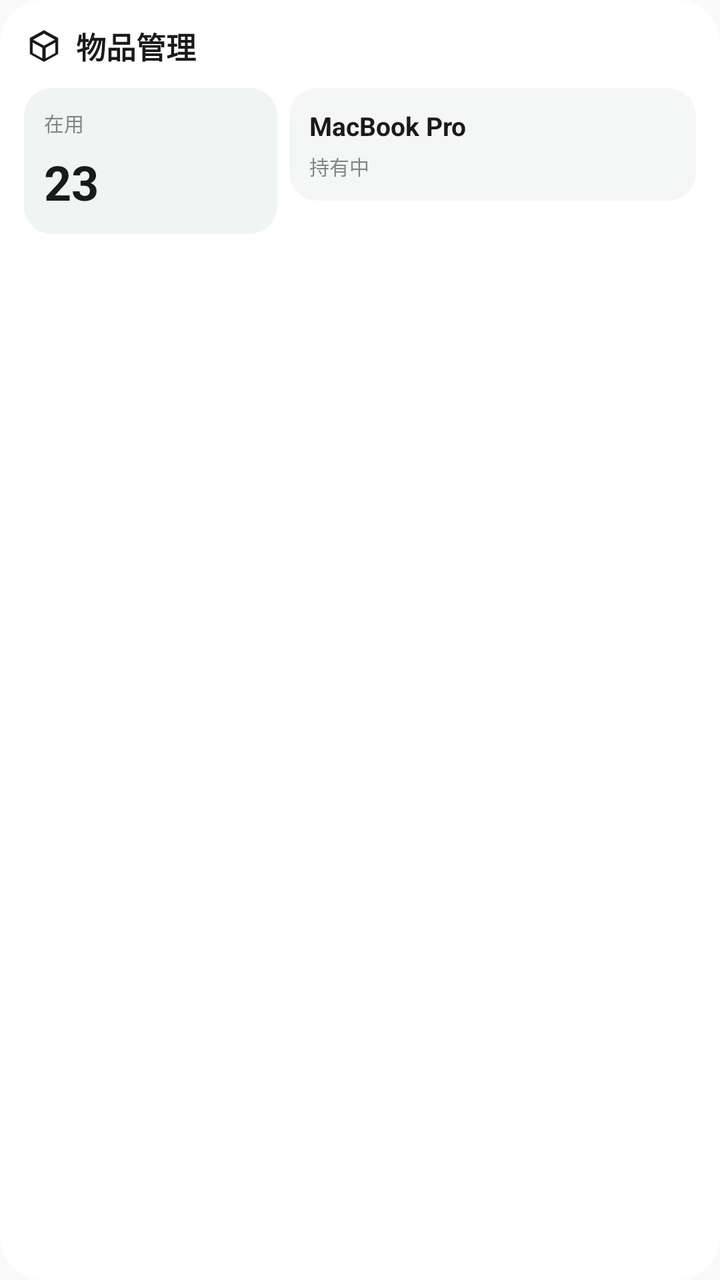
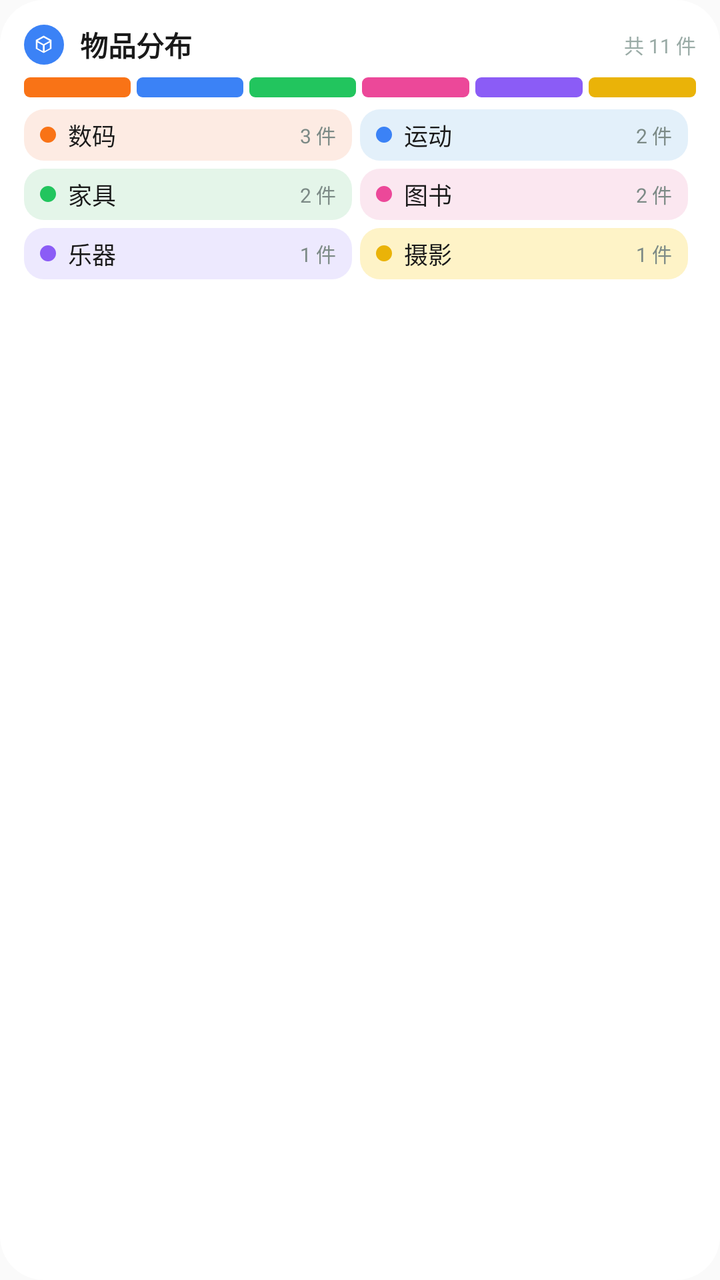

Screens rendered from an Android XML layout before and after an edit, with the pre-edit source and the edit as a unified diff.
<!-- AndroidManifest.xml: application theme Theme.PalmNote -->
<!-- res/layout/widget_asset_preview.xml -->
<?xml version="1.0" encoding="utf-8"?>
<LinearLayout xmlns:android="http://schemas.android.com/apk/res/android"
    android:layout_width="match_parent"
    android:layout_height="match_parent"
    android:orientation="vertical"
    android:padding="12dp"
    android:background="@drawable/widget_card_round">

    <LinearLayout
        android:layout_width="match_parent"
        android:layout_height="wrap_content"
        android:orientation="horizontal"
        android:gravity="center_vertical">

        <ImageView
            android:layout_width="20dp"
            android:layout_height="20dp"
            android:src="@drawable/widget_ic_box"
            android:contentDescription="@null" />

        <TextView
            android:layout_width="0dp"
            android:layout_height="wrap_content"
            android:layout_weight="1"
            android:text="@string/widget_asset_title"
            android:textSize="15sp"
            android:textColor="@color/widget_v2_text_primary"
            android:textStyle="bold"
            android:layout_marginStart="6dp" />

        <ImageView
            android:layout_width="14dp"
            android:layout_height="14dp"
            android:src="@drawable/widget_ic_chevron_white"
            android:contentDescription="@null" />
    </LinearLayout>

    <LinearLayout
        android:layout_width="match_parent"
        android:layout_height="wrap_content"
        android:orientation="horizontal"
        android:layout_marginTop="10dp">

        <LinearLayout
            android:layout_width="0dp"
            android:layout_height="wrap_content"
            android:layout_weight="1"
            android:orientation="vertical"
            android:background="@drawable/widget_soft_card"
            android:padding="10dp">

            <TextView
                android:layout_width="wrap_content"
                android:layout_height="wrap_content"
                android:text="@string/widget_asset_held"
                android:textSize="10sp"
                android:textColor="@color/widget_v2_text_secondary" />

            <TextView
                android:layout_width="wrap_content"
                android:layout_height="wrap_content"
                android:text="23"
                android:textSize="24sp"
                android:textColor="@color/widget_v2_text_primary"
                android:textStyle="bold"
                android:layout_marginTop="6dp" />
        </LinearLayout>

        <LinearLayout
            android:layout_width="0dp"
            android:layout_height="wrap_content"
            android:layout_weight="1.6"
            android:orientation="vertical"
            android:gravity="center_vertical"
            android:background="@drawable/widget_soft_card_gray"
            android:layout_marginStart="6dp"
            android:padding="10dp">

            <TextView
                android:layout_width="wrap_content"
                android:layout_height="wrap_content"
                android:text="@string/widget_preview_asset_name"
                android:textSize="13sp"
                android:textColor="@color/widget_v2_text_primary"
                android:textStyle="bold" />

            <TextView
                android:layout_width="wrap_content"
                android:layout_height="wrap_content"
                android:text="@string/widget_status_held"
                android:textSize="10sp"
                android:textColor="@color/widget_v2_text_secondary"
                android:layout_marginTop="4dp" />
        </LinearLayout>
    </LinearLayout>

</LinearLayout>
<!-- resources referenced by this layout -->
<resources>
  <color name="widget_v2_text_primary">#FF1A1A1A</color>
  <color name="widget_v2_text_secondary">#FF7C8A86</color>
  <!-- drawable widget_card_round (drawable) -->
  <?xml version="1.0" encoding="utf-8"?>
  <shape xmlns:android="http://schemas.android.com/apk/res/android" android:shape="rectangle">
      <solid android:color="@color/widget_v2_card_bg" />
      <corners android:radius="22dp" />
  </shape>
  <!-- drawable widget_ic_box (drawable) -->
  <?xml version="1.0" encoding="utf-8"?>
  <vector xmlns:android="http://schemas.android.com/apk/res/android"
      android:width="24dp"
      android:height="24dp"
      android:viewportWidth="24"
      android:viewportHeight="24">
      <path
          android:fillColor="#1A1A1A"
          android:pathData="M12,2.5l8.5,4.7v9.6L12,21.5l-8.5,-4.7V7.2L12,2.5zM12,4.6L5.5,8.2 12,11.8l6.5,-3.6L12,4.6zM5.2,9.9v6.3l5.8,3.2v-6.3L5.2,9.9zM13,19.4l5.8,-3.2V9.9L13,13.1v6.3z" />
  </vector>
  <!-- drawable widget_ic_chevron_white (drawable) -->
  <?xml version="1.0" encoding="utf-8"?>
  <vector xmlns:android="http://schemas.android.com/apk/res/android"
      android:width="24dp"
      android:height="24dp"
      android:viewportWidth="24"
      android:viewportHeight="24">
      <path
          android:fillColor="#FFFFFF"
          android:pathData="M10,6L8.59,7.41 13.17,12l-4.58,4.59L10,18l6,-6z" />
  </vector>
  <!-- drawable widget_soft_card (drawable) -->
  <?xml version="1.0" encoding="utf-8"?>
  <shape xmlns:android="http://schemas.android.com/apk/res/android" android:shape="rectangle">
      <solid android:color="@color/widget_v2_soft_mint" />
      <corners android:radius="14dp" />
  </shape>
  <!-- drawable widget_soft_card_gray (drawable) -->
  <?xml version="1.0" encoding="utf-8"?>
  <shape xmlns:android="http://schemas.android.com/apk/res/android" android:shape="rectangle">
      <solid android:color="@color/widget_v2_soft_gray" />
      <corners android:radius="14dp" />
  </shape>
  <string name="widget_asset_held">在用</string>
  <string name="widget_asset_title">物品管理</string>
  <string name="widget_preview_asset_name">MacBook Pro</string>
  <string name="widget_status_held">持有中</string>
  <style name="Theme.PalmNote" parent="Theme.AppCompat.DayNight.NoActionBar">
          <item name="android:statusBarColor">@android:color/transparent</item>
          <item name="android:navigationBarColor">@android:color/transparent</item>
          <item name="android:windowLightStatusBar">true</item>
      </style>
  <color name="widget_v2_card_bg">#FFFFFFFF</color>
  <color name="widget_v2_soft_mint">#FFEEF5F3</color>
  <color name="widget_v2_soft_gray">#FFF5F7F7</color>
</resources>

<!-- the commit's change to res/layout/widget_asset_preview.xml (unified diff, before → after) -->
@@ -10,28 +10,104 @@
         android:layout_width="match_parent"
         android:layout_height="wrap_content"
         android:orientation="horizontal"
-        android:gravity="center_vertical">
-
-        <ImageView
-            android:layout_width="20dp"
-            android:layout_height="20dp"
-            android:src="@drawable/widget_ic_box"
-            android:contentDescription="@null" />
+        android:gravity="center_vertical"
+        android:baselineAligned="false">
+
+        <FrameLayout
+            android:layout_width="@dimen/widget_icon_badge"
+            android:layout_height="@dimen/widget_icon_badge">
+
+            <ImageView
+                android:layout_width="match_parent"
+                android:layout_height="match_parent"
+                android:background="@drawable/widget_shape_circle"
+                android:backgroundTint="@color/widget_hue_2"
+                android:contentDescription="@null" />
+
+            <ImageView
+                android:layout_width="11dp"
+                android:layout_height="11dp"
+                android:layout_gravity="center"
+                android:src="@drawable/widget_ic_box_white"
+                android:contentDescription="@null" />
+        </FrameLayout>
 
         <TextView
             android:layout_width="0dp"
             android:layout_height="wrap_content"
             android:layout_weight="1"
             android:text="@string/widget_asset_title"
-            android:textSize="15sp"
+            android:textSize="@dimen/widget_text_title"
             android:textColor="@color/widget_v2_text_primary"
             android:textStyle="bold"
-            android:layout_marginStart="6dp" />
-
-        <ImageView
-            android:layout_width="14dp"
-            android:layout_height="14dp"
-            android:src="@drawable/widget_ic_chevron_white"
+            android:layout_marginStart="8dp" />
+
+        <TextView
+            android:layout_width="wrap_content"
+            android:layout_height="wrap_content"
+            android:text="@string/widget_preview_asset_total"
+            android:textSize="@dimen/widget_text_micro"
+            android:textColor="@color/widget_v2_text_tertiary" />
+    </LinearLayout>
+
+    <LinearLayout
+        android:layout_width="match_parent"
+        android:layout_height="10dp"
+        android:orientation="horizontal"
+        android:baselineAligned="false"
+        android:layout_marginTop="6dp">
+
+        <ImageView
+            android:layout_width="0dp"
+            android:layout_height="match_parent"
+            android:layout_weight="1"
+            android:layout_marginEnd="3dp"
+            android:background="@drawable/widget_seg_slot"
+            android:backgroundTint="@color/widget_hue_1"
+            android:contentDescription="@null" />
+
+        <ImageView
+            android:layout_width="0dp"
+            android:layout_height="match_parent"
+            android:layout_weight="1"
+            android:layout_marginEnd="3dp"
+            android:background="@drawable/widget_seg_slot"
+            android:backgroundTint="@color/widget_hue_2"
+            android:contentDescription="@null" />
+
+        <ImageView
+            android:layout_width="0dp"
+            android:layout_height="match_parent"
+            android:layout_weight="1"
+            android:layout_marginEnd="3dp"
+            android:background="@drawable/widget_seg_slot"
+            android:backgroundTint="@color/widget_hue_3"
+            android:contentDescription="@null" />
+
+        <ImageView
+            android:layout_width="0dp"
+            android:layout_height="match_parent"
+            android:layout_weight="1"
+            android:layout_marginEnd="3dp"
+            android:background="@drawable/widget_seg_slot"
+            android:backgroundTint="@color/widget_hue_4"
+            android:contentDescription="@null" />
+
+        <ImageView
+            android:layout_width="0dp"
+            android:layout_height="match_parent"
+            android:layout_weight="1"
+            android:layout_marginEnd="3dp"
+            android:background="@drawable/widget_seg_slot"
+            android:backgroundTint="@color/widget_hue_5"
+            android:contentDescription="@null" />
+
+        <ImageView
+            android:layout_width="0dp"
+            android:layout_height="match_parent"
+            android:layout_weight="1"
+            android:background="@drawable/widget_seg_slot"
+            android:backgroundTint="@color/widget_hue_6"
             android:contentDescription="@null" />
     </LinearLayout>
 
@@ -39,59 +115,330 @@
         android:layout_width="match_parent"
         android:layout_height="wrap_content"
         android:orientation="horizontal"
-        android:layout_marginTop="10dp">
-
-        <LinearLayout
-            android:layout_width="0dp"
-            android:layout_height="wrap_content"
-            android:layout_weight="1"
-            android:orientation="vertical"
-            android:background="@drawable/widget_soft_card"
-            android:padding="10dp">
-
-            <TextView
-                android:layout_width="wrap_content"
-                android:layout_height="wrap_content"
-                android:text="@string/widget_asset_held"
-                android:textSize="10sp"
-                android:textColor="@color/widget_v2_text_secondary" />
-
-            <TextView
-                android:layout_width="wrap_content"
-                android:layout_height="wrap_content"
-                android:text="23"
-                android:textSize="24sp"
-                android:textColor="@color/widget_v2_text_primary"
-                android:textStyle="bold"
-                android:layout_marginTop="6dp" />
-        </LinearLayout>
-
-        <LinearLayout
-            android:layout_width="0dp"
-            android:layout_height="wrap_content"
-            android:layout_weight="1.6"
-            android:orientation="vertical"
-            android:gravity="center_vertical"
-            android:background="@drawable/widget_soft_card_gray"
-            android:layout_marginStart="6dp"
-            android:padding="10dp">
-
-            <TextView
-                android:layout_width="wrap_content"
-                android:layout_height="wrap_content"
-                android:text="@string/widget_preview_asset_name"
-                android:textSize="13sp"
-                android:textColor="@color/widget_v2_text_primary"
-                android:textStyle="bold" />
-
-            <TextView
-                android:layout_width="wrap_content"
-                android:layout_height="wrap_content"
-                android:text="@string/widget_status_held"
-                android:textSize="10sp"
-                android:textColor="@color/widget_v2_text_secondary"
-                android:layout_marginTop="4dp" />
-        </LinearLayout>
+        android:baselineAligned="false"
+        android:layout_marginTop="6dp">
+
+        <FrameLayout
+            android:layout_width="0dp"
+            android:layout_height="wrap_content"
+            android:layout_weight="1"
+            android:layout_marginEnd="4dp">
+
+            <ImageView
+                android:layout_width="match_parent"
+                android:layout_height="match_parent"
+                android:background="@drawable/widget_chip_round"
+                android:backgroundTint="@color/widget_tint_1"
+                android:contentDescription="@null" />
+
+            <LinearLayout
+                android:layout_width="match_parent"
+                android:layout_height="wrap_content"
+                android:orientation="horizontal"
+                android:gravity="center_vertical"
+                android:baselineAligned="false"
+                android:paddingHorizontal="8dp"
+                android:paddingVertical="4dp">
+
+                <ImageView
+                    android:layout_width="8dp"
+                    android:layout_height="8dp"
+                    android:background="@drawable/widget_shape_circle"
+                    android:backgroundTint="@color/widget_hue_1"
+                    android:contentDescription="@null" />
+
+                <TextView
+                    android:layout_width="0dp"
+                    android:layout_height="wrap_content"
+                    android:layout_weight="1"
+                    android:text="@string/widget_preview_asset_cat_1"
+                    android:textSize="12sp"
+                    android:textColor="@color/widget_v2_text_primary"
+                    android:layout_marginStart="6dp"
+                    android:maxLines="1"
+                    android:ellipsize="end" />
+
+                <TextView
+                    android:layout_width="wrap_content"
+                    android:layout_height="wrap_content"
+                    android:text="@string/widget_preview_asset_cnt_1"
+                    android:textSize="@dimen/widget_text_micro"
+                    android:textColor="@color/widget_v2_text_secondary"
+                    android:layout_marginStart="4dp"
+                    android:maxLines="1" />
+            </LinearLayout>
+        </FrameLayout>
+
+        <FrameLayout
+            android:layout_width="0dp"
+            android:layout_height="wrap_content"
+            android:layout_weight="1"
+            android:layout_marginEnd="4dp">
+
+            <ImageView
+                android:layout_width="match_parent"
+                android:layout_height="match_parent"
+                android:background="@drawable/widget_chip_round"
+                android:backgroundTint="@color/widget_tint_2"
+                android:contentDescription="@null" />
+
+            <LinearLayout
+                android:layout_width="match_parent"
+                android:layout_height="wrap_content"
+                android:orientation="horizontal"
+                android:gravity="center_vertical"
+                android:baselineAligned="false"
+                android:paddingHorizontal="8dp"
+                android:paddingVertical="4dp">
+
+                <ImageView
+                    android:layout_width="8dp"
+                    android:layout_height="8dp"
+                    android:background="@drawable/widget_shape_circle"
+                    android:backgroundTint="@color/widget_hue_2"
+                    android:contentDescription="@null" />
+
+                <TextView
+                    android:layout_width="0dp"
+                    android:layout_height="wrap_content"
+                    android:layout_weight="1"
+                    android:text="@string/widget_preview_asset_cat_2"
+                    android:textSize="12sp"
+                    android:textColor="@color/widget_v2_text_primary"
+                    android:layout_marginStart="6dp"
+                    android:maxLines="1"
+                    android:ellipsize="end" />
+
+                <TextView
+                    android:layout_width="wrap_content"
+                    android:layout_height="wrap_content"
+                    android:text="@string/widget_preview_asset_cnt_2"
+                    android:textSize="@dimen/widget_text_micro"
+                    android:textColor="@color/widget_v2_text_secondary"
+                    android:layout_marginStart="4dp"
+                    android:maxLines="1" />
+            </LinearLayout>
+        </FrameLayout>
     </LinearLayout>
 
+    <LinearLayout
+        android:layout_width="match_parent"
+        android:layout_height="wrap_content"
+        android:orientation="horizontal"
+        android:baselineAligned="false"
+        android:layout_marginTop="4dp">
+
+        <FrameLayout
+            android:layout_width="0dp"
+            android:layout_height="wrap_content"
+            android:layout_weight="1"
+            android:layout_marginEnd="4dp">
+
+            <ImageView
+                android:layout_width="match_parent"
+                android:layout_height="match_parent"
+                android:background="@drawable/widget_chip_round"
+                android:backgroundTint="@color/widget_tint_3"
+                android:contentDescription="@null" />
+
+            <LinearLayout
+                android:layout_width="match_parent"
+                android:layout_height="wrap_content"
+                android:orientation="horizontal"
+                android:gravity="center_vertical"
+                android:baselineAligned="false"
+                android:paddingHorizontal="8dp"
+                android:paddingVertical="4dp">
+
+                <ImageView
+                    android:layout_width="8dp"
+                    android:layout_height="8dp"
+                    android:background="@drawable/widget_shape_circle"
+                    android:backgroundTint="@color/widget_hue_3"
+                    android:contentDescription="@null" />
+
+                <TextView
+                    android:layout_width="0dp"
+                    android:layout_height="wrap_content"
+                    android:layout_weight="1"
+                    android:text="@string/widget_preview_asset_cat_3"
+                    android:textSize="12sp"
+                    android:textColor="@color/widget_v2_text_primary"
+                    android:layout_marginStart="6dp"
+                    android:maxLines="1"
+                    android:ellipsize="end" />
+
+                <TextView
+                    android:layout_width="wrap_content"
+                    android:layout_height="wrap_content"
+                    android:text="@string/widget_preview_asset_cnt_3"
+                    android:textSize="@dimen/widget_text_micro"
+                    android:textColor="@color/widget_v2_text_secondary"
+                    android:layout_marginStart="4dp"
+                    android:maxLines="1" />
+            </LinearLayout>
+        </FrameLayout>
+
+        <FrameLayout
+            android:layout_width="0dp"
+            android:layout_height="wrap_content"
+            android:layout_weight="1"
+            android:layout_marginEnd="4dp">
+
+            <ImageView
+                android:layout_width="match_parent"
+                android:layout_height="match_parent"
+                android:background="@drawable/widget_chip_round"
+                android:backgroundTint="@color/widget_tint_4"
+                android:contentDescription="@null" />
+
+            <LinearLayout
+                android:layout_width="match_parent"
+                android:layout_height="wrap_content"
+                android:orientation="horizontal"
+                android:gravity="center_vertical"
+                android:baselineAligned="false"
+                android:paddingHorizontal="8dp"
+                android:paddingVertical="4dp">
+
+                <ImageView
+                    android:layout_width="8dp"
+                    android:layout_height="8dp"
+                    android:background="@drawable/widget_shape_circle"
+                    android:backgroundTint="@color/widget_hue_4"
+                    android:contentDescription="@null" />
+
+                <TextView
+                    android:layout_width="0dp"
+                    android:layout_height="wrap_content"
+                    android:layout_weight="1"
+                    android:text="@string/widget_preview_asset_cat_4"
+                    android:textSize="12sp"
+                    android:textColor="@color/widget_v2_text_primary"
+                    android:layout_marginStart="6dp"
+                    android:maxLines="1"
+                    android:ellipsize="end" />
+
+                <TextView
+                    android:layout_width="wrap_content"
+                    android:layout_height="wrap_content"
+                    android:text="@string/widget_preview_asset_cnt_4"
+                    android:textSize="@dimen/widget_text_micro"
+                    android:textColor="@color/widget_v2_text_secondary"
+                    android:layout_marginStart="4dp"
+                    android:maxLines="1" />
+            </LinearLayout>
+        </FrameLayout>
+    </LinearLayout>
+
+    <LinearLayout
+        android:layout_width="match_parent"
+        android:layout_height="wrap_content"
+        android:orientation="horizontal"
+        android:baselineAligned="false"
+        android:layout_marginTop="4dp">
+
+        <FrameLayout
+            android:layout_width="0dp"
+            android:layout_height="wrap_content"
+            android:layout_weight="1"
+            android:layout_marginEnd="4dp">
+
+            <ImageView
+                android:layout_width="match_parent"
+                android:layout_height="match_parent"
+                android:background="@drawable/widget_chip_round"
+                android:backgroundTint="@color/widget_tint_5"
+                android:contentDescription="@null" />
+
+            <LinearLayout
+                android:layout_width="match_parent"
+                android:layout_height="wrap_content"
+                android:orientation="horizontal"
+                android:gravity="center_vertical"
+                android:baselineAligned="false"
+                android:paddingHorizontal="8dp"
+                android:paddingVertical="4dp">
+
+                <ImageView
+                    android:layout_width="8dp"
+                    android:layout_height="8dp"
+                    android:background="@drawable/widget_shape_circle"
+                    android:backgroundTint="@color/widget_hue_5"
+                    android:contentDescription="@null" />
+
+                <TextView
+                    android:layout_width="0dp"
+                    android:layout_height="wrap_content"
+                    android:layout_weight="1"
+                    android:text="@string/widget_preview_asset_cat_5"
+                    android:textSize="12sp"
+                    android:textColor="@color/widget_v2_text_primary"
+                    android:layout_marginStart="6dp"
+                    android:maxLines="1"
+                    android:ellipsize="end" />
+
+                <TextView
+                    android:layout_width="wrap_content"
+                    android:layout_height="wrap_content"
+                    android:text="@string/widget_preview_asset_cnt_5"
+                    android:textSize="@dimen/widget_text_micro"
+                    android:textColor="@color/widget_v2_text_secondary"
+                    android:layout_marginStart="4dp"
+                    android:maxLines="1" />
+            </LinearLayout>
+        </FrameLayout>
+
+        <FrameLayout
+            android:layout_width="0dp"
+            android:layout_height="wrap_content"
+            android:layout_weight="1"
+            android:layout_marginEnd="4dp">
+
+            <ImageView
+                android:layout_width="match_parent"
+                android:layout_height="match_parent"
+                android:background="@drawable/widget_chip_round"
+                android:backgroundTint="@color/widget_tint_6"
+                android:contentDescription="@null" />
+
+            <LinearLayout
+                android:layout_width="match_parent"
+                android:layout_height="wrap_content"
+                android:orientation="horizontal"
+                android:gravity="center_vertical"
+                android:baselineAligned="false"
+                android:paddingHorizontal="8dp"
+                android:paddingVertical="4dp">
+
+                <ImageView
+                    android:layout_width="8dp"
+                    android:layout_height="8dp"
+                    android:background="@drawable/widget_shape_circle"
+                    android:backgroundTint="@color/widget_hue_6"
+                    android:contentDescription="@null" />
+
+                <TextView
+                    android:layout_width="0dp"
+                    android:layout_height="wrap_content"
+                    android:layout_weight="1"
+                    android:text="@string/widget_preview_asset_cat_6"
+                    android:textSize="12sp"
+                    android:textColor="@color/widget_v2_text_primary"
+                    android:layout_marginStart="6dp"
+                    android:maxLines="1"
+                    android:ellipsize="end" />
+
+                <TextView
+                    android:layout_width="wrap_content"
+                    android:layout_height="wrap_content"
+                    android:text="@string/widget_preview_asset_cnt_6"
+                    android:textSize="@dimen/widget_text_micro"
+                    android:textColor="@color/widget_v2_text_secondary"
+                    android:layout_marginStart="4dp"
+                    android:maxLines="1" />
+            </LinearLayout>
+        </FrameLayout>
+    </LinearLayout>
+
 </LinearLayout>
<!-- resource entries referenced after the edit -->
@@ -1,14 +1,36 @@
 <!-- resources referenced by this layout -->
 <resources>
+  <color name="widget_hue_1">#FFF97316</color>
+  <color name="widget_hue_2">#FF3B82F6</color>
+  <color name="widget_hue_3">#FF22C55E</color>
+  <color name="widget_hue_4">#FFEC4899</color>
+  <color name="widget_hue_5">#FF8B5CF6</color>
+  <color name="widget_hue_6">#FFEAB308</color>
+  <color name="widget_tint_1">#FFFDEBE3</color>
+  <color name="widget_tint_2">#FFE3F0FA</color>
+  <color name="widget_tint_3">#FFE4F5E9</color>
+  <color name="widget_tint_4">#FFFBE7F0</color>
+  <color name="widget_tint_5">#FFEDE9FE</color>
+  <color name="widget_tint_6">#FFFEF3C7</color>
   <color name="widget_v2_text_primary">#FF1A1A1A</color>
   <color name="widget_v2_text_secondary">#FF7C8A86</color>
+  <color name="widget_v2_text_tertiary">#FF9AABA6</color>
+  <dimen name="widget_icon_badge">20dp</dimen>
+  <dimen name="widget_text_micro">10sp</dimen>
+  <dimen name="widget_text_title">14sp</dimen>
   <!-- drawable widget_card_round (drawable) -->
   <?xml version="1.0" encoding="utf-8"?>
   <shape xmlns:android="http://schemas.android.com/apk/res/android" android:shape="rectangle">
       <solid android:color="@color/widget_v2_card_bg" />
       <corners android:radius="22dp" />
   </shape>
-  <!-- drawable widget_ic_box (drawable) -->
+  <!-- drawable widget_chip_round (drawable) -->
+  <?xml version="1.0" encoding="utf-8"?>
+  <shape xmlns:android="http://schemas.android.com/apk/res/android" android:shape="rectangle">
+      <solid android:color="#FFFFFFFF" />
+      <corners android:radius="10dp" />
+  </shape>
+  <!-- drawable widget_ic_box_white (drawable) -->
   <?xml version="1.0" encoding="utf-8"?>
   <vector xmlns:android="http://schemas.android.com/apk/res/android"
       android:width="24dp"
@@ -16,43 +38,41 @@
       android:viewportWidth="24"
       android:viewportHeight="24">
       <path
-          android:fillColor="#1A1A1A"
+          android:fillColor="#FFFFFFFF"
           android:pathData="M12,2.5l8.5,4.7v9.6L12,21.5l-8.5,-4.7V7.2L12,2.5zM12,4.6L5.5,8.2 12,11.8l6.5,-3.6L12,4.6zM5.2,9.9v6.3l5.8,3.2v-6.3L5.2,9.9zM13,19.4l5.8,-3.2V9.9L13,13.1v6.3z" />
   </vector>
-  <!-- drawable widget_ic_chevron_white (drawable) -->
+  <!-- drawable widget_seg_slot (drawable) -->
   <?xml version="1.0" encoding="utf-8"?>
-  <vector xmlns:android="http://schemas.android.com/apk/res/android"
-      android:width="24dp"
-      android:height="24dp"
-      android:viewportWidth="24"
-      android:viewportHeight="24">
-      <path
-          android:fillColor="#FFFFFF"
-          android:pathData="M10,6L8.59,7.41 13.17,12l-4.58,4.59L10,18l6,-6z" />
-  </vector>
-  <!-- drawable widget_soft_card (drawable) -->
+  <shape xmlns:android="http://schemas.android.com/apk/res/android"
+      android:shape="rectangle">
+      <solid android:color="#FFFFFFFF" />
+      <corners android:radius="3dp" />
+  </shape>
+  <!-- drawable widget_shape_circle (drawable) -->
   <?xml version="1.0" encoding="utf-8"?>
-  <shape xmlns:android="http://schemas.android.com/apk/res/android" android:shape="rectangle">
-      <solid android:color="@color/widget_v2_soft_mint" />
-      <corners android:radius="14dp" />
+  <shape xmlns:android="http://schemas.android.com/apk/res/android"
+      android:shape="oval">
+      <solid android:color="#FFFFFF" />
   </shape>
-  <!-- drawable widget_soft_card_gray (drawable) -->
-  <?xml version="1.0" encoding="utf-8"?>
-  <shape xmlns:android="http://schemas.android.com/apk/res/android" android:shape="rectangle">
-      <solid android:color="@color/widget_v2_soft_gray" />
-      <corners android:radius="14dp" />
-  </shape>
-  <string name="widget_asset_held">在用</string>
-  <string name="widget_asset_title">物品管理</string>
-  <string name="widget_preview_asset_name">MacBook Pro</string>
-  <string name="widget_status_held">持有中</string>
+  <string name="widget_asset_title">物品分布</string>
+  <string name="widget_preview_asset_cat_1">数码</string>
+  <string name="widget_preview_asset_cat_2">运动</string>
+  <string name="widget_preview_asset_cat_3">家具</string>
+  <string name="widget_preview_asset_cat_4">图书</string>
+  <string name="widget_preview_asset_cat_5">乐器</string>
+  <string name="widget_preview_asset_cat_6">摄影</string>
+  <string name="widget_preview_asset_cnt_1">3 件</string>
+  <string name="widget_preview_asset_cnt_2">2 件</string>
+  <string name="widget_preview_asset_cnt_3">2 件</string>
+  <string name="widget_preview_asset_cnt_4">2 件</string>
+  <string name="widget_preview_asset_cnt_5">1 件</string>
+  <string name="widget_preview_asset_cnt_6">1 件</string>
+  <string name="widget_preview_asset_total">共 11 件</string>
   <style name="Theme.PalmNote" parent="Theme.AppCompat.DayNight.NoActionBar">
           <item name="android:statusBarColor">@android:color/transparent</item>
           <item name="android:navigationBarColor">@android:color/transparent</item>
           <item name="android:windowLightStatusBar">true</item>
       </style>
   <color name="widget_v2_card_bg">#FFFFFFFF</color>
-  <color name="widget_v2_soft_mint">#FFEEF5F3</color>
-  <color name="widget_v2_soft_gray">#FFF5F7F7</color>
 </resources>
 
